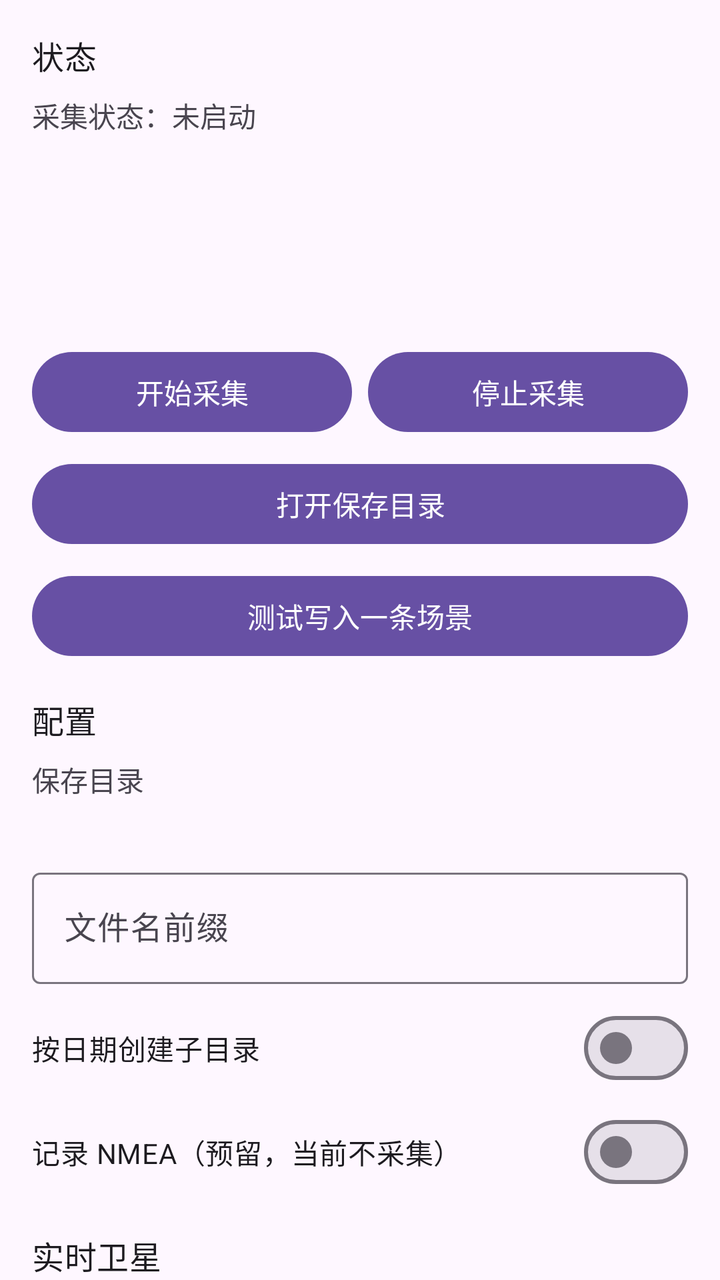
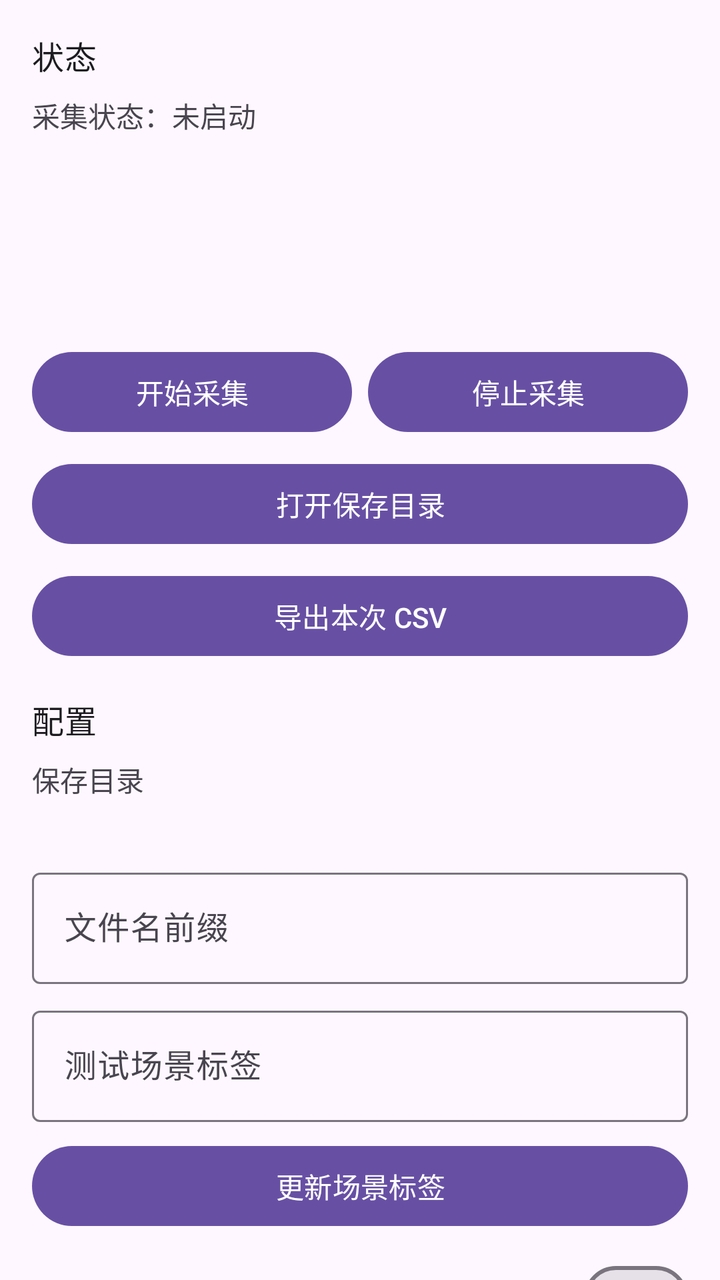

Screens rendered from an Android XML layout before and after an edit, with the pre-edit source and the edit as a unified diff.
<!-- AndroidManifest.xml: application theme Theme.GnssLoggerApp -->
<!-- res/layout/activity_main.xml -->
<?xml version="1.0" encoding="utf-8"?>
<androidx.core.widget.NestedScrollView xmlns:android="http://schemas.android.com/apk/res/android"
    android:layout_width="match_parent"
    android:layout_height="match_parent"
    android:fillViewport="true">

    <LinearLayout
        android:layout_width="match_parent"
        android:layout_height="wrap_content"
        android:orientation="vertical"
        android:padding="16dp">

        <TextView
            android:layout_width="match_parent"
            android:layout_height="wrap_content"
            android:text="@string/section_status"
            android:textAppearance="?attr/textAppearanceTitleMedium" />

        <TextView
            android:id="@+id/textStatus"
            android:layout_width="match_parent"
            android:layout_height="wrap_content"
            android:paddingTop="8dp"
            android:text="@string/status_idle" />

        <TextView
            android:id="@+id/textScene"
            android:layout_width="match_parent"
            android:layout_height="wrap_content"
            android:paddingTop="4dp" />

        <TextView
            android:id="@+id/textCsvPath"
            android:layout_width="match_parent"
            android:layout_height="wrap_content"
            android:paddingTop="4dp"
            android:textIsSelectable="true" />

        <TextView
            android:id="@+id/textSatCounts"
            android:layout_width="match_parent"
            android:layout_height="wrap_content"
            android:paddingTop="4dp" />

        <TextView
            android:id="@+id/textLastUpdate"
            android:layout_width="match_parent"
            android:layout_height="wrap_content"
            android:paddingTop="4dp" />

        <TextView
            android:id="@+id/textError"
            android:layout_width="match_parent"
            android:layout_height="wrap_content"
            android:paddingTop="8dp"
            android:textColor="?attr/colorError"
            android:visibility="gone" />

        <LinearLayout
            android:layout_width="match_parent"
            android:layout_height="wrap_content"
            android:orientation="horizontal"
            android:paddingTop="12dp">

            <Button
                android:id="@+id/buttonStart"
                android:layout_width="0dp"
                android:layout_height="wrap_content"
                android:layout_marginEnd="8dp"
                android:layout_weight="1"
                android:text="@string/action_start" />

            <Button
                android:id="@+id/buttonStop"
                android:layout_width="0dp"
                android:layout_height="wrap_content"
                android:layout_weight="1"
                android:text="@string/action_stop" />
        </LinearLayout>

        <Button
            android:id="@+id/buttonOpenDir"
            android:layout_width="match_parent"
            android:layout_height="wrap_content"
            android:layout_marginTop="8dp"
            android:text="@string/action_open_dir" />

        <Button
            android:id="@+id/buttonTestScene"
            android:layout_width="match_parent"
            android:layout_height="wrap_content"
            android:layout_marginTop="8dp"
            android:text="@string/action_test_scene" />

        <TextView
            android:layout_width="match_parent"
            android:layout_height="wrap_content"
            android:paddingTop="16dp"
            android:text="@string/section_config"
            android:textAppearance="?attr/textAppearanceTitleMedium" />

        <TextView
            android:id="@+id/textSaveDirLabel"
            android:layout_width="match_parent"
            android:layout_height="wrap_content"
            android:paddingTop="8dp"
            android:text="@string/label_save_dir" />

        <TextView
            android:id="@+id/textSaveDir"
            android:layout_width="match_parent"
            android:layout_height="wrap_content"
            android:paddingTop="4dp"
            android:textIsSelectable="true" />

        <com.google.android.material.textfield.TextInputLayout
            android:layout_width="match_parent"
            android:layout_height="wrap_content"
            android:layout_marginTop="8dp"
            android:hint="@string/hint_filename_prefix">

            <com.google.android.material.textfield.TextInputEditText
                android:id="@+id/inputPrefix"
                android:layout_width="match_parent"
                android:layout_height="wrap_content"
                android:inputType="text"
                android:maxLines="1" />
        </com.google.android.material.textfield.TextInputLayout>

        <com.google.android.material.materialswitch.MaterialSwitch
            android:id="@+id/switchDateSubdir"
            android:layout_width="match_parent"
            android:layout_height="wrap_content"
            android:layout_marginTop="8dp"
            android:text="@string/switch_date_subdir" />

        <com.google.android.material.materialswitch.MaterialSwitch
            android:id="@+id/switchNmea"
            android:layout_width="match_parent"
            android:layout_height="wrap_content"
            android:layout_marginTop="4dp"
            android:text="@string/switch_nmea_placeholder" />

        <TextView
            android:layout_width="match_parent"
            android:layout_height="wrap_content"
            android:paddingTop="16dp"
            android:text="@string/section_satellites"
            android:textAppearance="?attr/textAppearanceTitleMedium" />

        <TextView
            android:id="@+id/textSatelliteTableHint"
            android:layout_width="match_parent"
            android:layout_height="wrap_content"
            android:paddingTop="4dp"
            android:textAppearance="?attr/textAppearanceBodySmall" />

        <androidx.recyclerview.widget.RecyclerView
            android:id="@+id/recyclerSatellites"
            android:layout_width="match_parent"
            android:layout_height="wrap_content"
            android:nestedScrollingEnabled="false"
            android:overScrollMode="never"
            android:paddingTop="8dp" />

        <TextView
            android:id="@+id/textBgHint"
            android:layout_width="match_parent"
            android:layout_height="wrap_content"
            android:paddingTop="16dp"
            android:text="@string/hint_background_location"
            android:textAppearance="?attr/textAppearanceBodySmall" />
    </LinearLayout>
</androidx.core.widget.NestedScrollView>
<!-- resources referenced by this layout -->
<resources>
  <string name="action_open_dir">打开保存目录</string>
  <string name="action_start">开始采集</string>
  <string name="action_stop">停止采集</string>
  <string name="action_test_scene">测试写入一条场景</string>
  <string name="hint_background_location">长时间后台采集建议在系统设置中将本应用位置权限设为「始终允许」，否则息屏或一段时间后可能被系统暂停。</string>
  <string name="hint_filename_prefix">文件名前缀</string>
  <string name="label_save_dir">保存目录</string>
  <string name="section_config">配置</string>
  <string name="section_satellites">实时卫星</string>
  <string name="section_status">状态</string>
  <string name="status_idle">采集状态：未启动</string>
  <string name="switch_date_subdir">按日期创建子目录</string>
  <string name="switch_nmea_placeholder">记录 NMEA（预留，当前不采集）</string>
  <style name="Theme.GnssLoggerApp" parent="Theme.Material3.DayNight.NoActionBar">
          <item name="android:statusBarColor">@android:color/transparent</item>
      </style>
</resources>

<!-- the commit's change to res/layout/activity_main.xml (unified diff, before → after) -->
@@ -86,11 +86,11 @@
             android:text="@string/action_open_dir" />
 
         <Button
-            android:id="@+id/buttonTestScene"
-            android:layout_width="match_parent"
-            android:layout_height="wrap_content"
-            android:layout_marginTop="8dp"
-            android:text="@string/action_test_scene" />
+            android:id="@+id/buttonShareCsv"
+            android:layout_width="match_parent"
+            android:layout_height="wrap_content"
+            android:layout_marginTop="8dp"
+            android:text="@string/action_share_csv" />
 
         <TextView
             android:layout_width="match_parent"
@@ -127,6 +127,27 @@
                 android:maxLines="1" />
         </com.google.android.material.textfield.TextInputLayout>
 
+        <com.google.android.material.textfield.TextInputLayout
+            android:layout_width="match_parent"
+            android:layout_height="wrap_content"
+            android:layout_marginTop="8dp"
+            android:hint="@string/hint_scene_name">
+
+            <com.google.android.material.textfield.TextInputEditText
+                android:id="@+id/inputScene"
+                android:layout_width="match_parent"
+                android:layout_height="wrap_content"
+                android:inputType="text"
+                android:maxLines="1" />
+        </com.google.android.material.textfield.TextInputLayout>
+
+        <Button
+            android:id="@+id/buttonUpdateScene"
+            android:layout_width="match_parent"
+            android:layout_height="wrap_content"
+            android:layout_marginTop="8dp"
+            android:text="@string/action_update_scene" />
+
         <com.google.android.material.materialswitch.MaterialSwitch
             android:id="@+id/switchDateSubdir"
             android:layout_width="match_parent"
@@ -139,7 +160,14 @@
             android:layout_width="match_parent"
             android:layout_height="wrap_content"
             android:layout_marginTop="4dp"
-            android:text="@string/switch_nmea_placeholder" />
+            android:text="@string/switch_nmea" />
+
+        <com.google.android.material.materialswitch.MaterialSwitch
+            android:id="@+id/switchRaw"
+            android:layout_width="match_parent"
+            android:layout_height="wrap_content"
+            android:layout_marginTop="4dp"
+            android:text="@string/switch_raw_measurements" />
 
         <TextView
             android:layout_width="match_parent"
<!-- resource entries referenced after the edit -->
@@ -1,18 +1,21 @@
 <!-- resources referenced by this layout -->
 <resources>
   <string name="action_open_dir">打开保存目录</string>
+  <string name="action_share_csv">导出本次 CSV</string>
   <string name="action_start">开始采集</string>
   <string name="action_stop">停止采集</string>
-  <string name="action_test_scene">测试写入一条场景</string>
+  <string name="action_update_scene">更新场景标签</string>
   <string name="hint_background_location">长时间后台采集建议在系统设置中将本应用位置权限设为「始终允许」，否则息屏或一段时间后可能被系统暂停。</string>
   <string name="hint_filename_prefix">文件名前缀</string>
+  <string name="hint_scene_name">测试场景标签</string>
   <string name="label_save_dir">保存目录</string>
   <string name="section_config">配置</string>
   <string name="section_satellites">实时卫星</string>
   <string name="section_status">状态</string>
   <string name="status_idle">采集状态：未启动</string>
   <string name="switch_date_subdir">按日期创建子目录</string>
-  <string name="switch_nmea_placeholder">记录 NMEA（预留，当前不采集）</string>
+  <string name="switch_nmea">记录 NMEA 原始句子</string>
+  <string name="switch_raw_measurements">记录 Raw GNSS Measurements</string>
   <style name="Theme.GnssLoggerApp" parent="Theme.Material3.DayNight.NoActionBar">
           <item name="android:statusBarColor">@android:color/transparent</item>
       </style>
